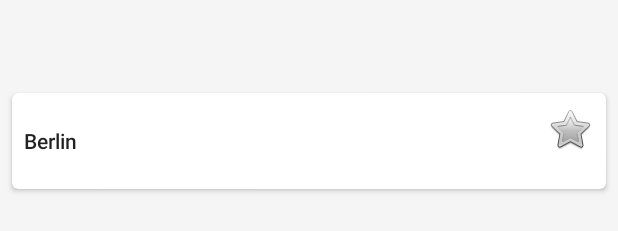
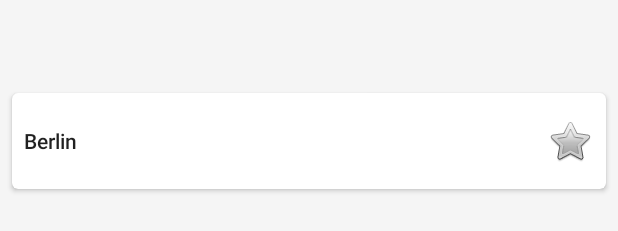
Before and after one commit to khasang/SmartForecast, an Android app: the layout recycler_item.xml on its own in the app's theme, with its tools: preview values and no code run, on a phone screen of 412 x 824 dp. Shown: the part 477-708 px from the top of the screen. Run offline under Robolectric (Android 15) with nearby library versions, the phone set to English and light mode, and no system bars.

Commit message:
Добавление в "Избранное" по всей высоте картоски

```diff
--- a/Forecast/app/src/main/res/layout/recycler_item.xml
+++ b/Forecast/app/src/main/res/layout/recycler_item.xml
@@ -22,7 +22,7 @@
     <ImageButton
         android:id="@+id/starBtn"
         android:layout_width="wrap_content"
-        android:layout_height="wrap_content"
+        android:layout_height="match_parent"
         android:background="@null"
         android:layout_gravity="end"
         android:padding="8dp"
```
